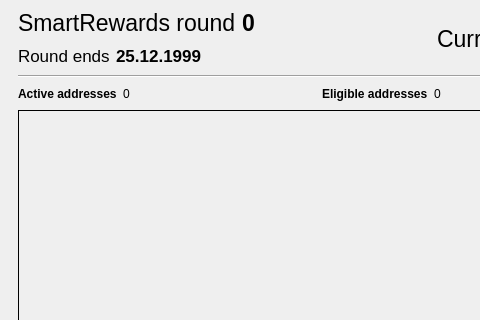
The window that src/qt/forms/smartrewardslist.ui (SmartCash/Core-Smart) describes before a commit, drawn with Qt 5; both pictures show x 0 to 480 and y 0 to 320 of the 811 by 457 pixel window.
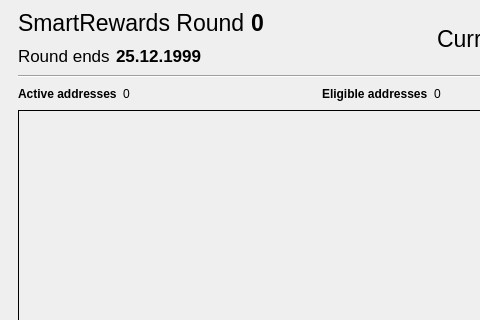
The same window after the commit. The open tabs and pages were chosen to show the change. Custom widgets are drawn as their Qt base class.

```diff
--- a/src/qt/forms/smartrewardslist.ui
+++ b/src/qt/forms/smartrewardslist.ui
@@ -189,7 +189,7 @@
                  </font>
                 </property>
                 <property name="text">
-                 <string>SmartRewards round</string>
+                 <string>SmartRewards Round</string>
                 </property>
                </widget>
               </item>
```
